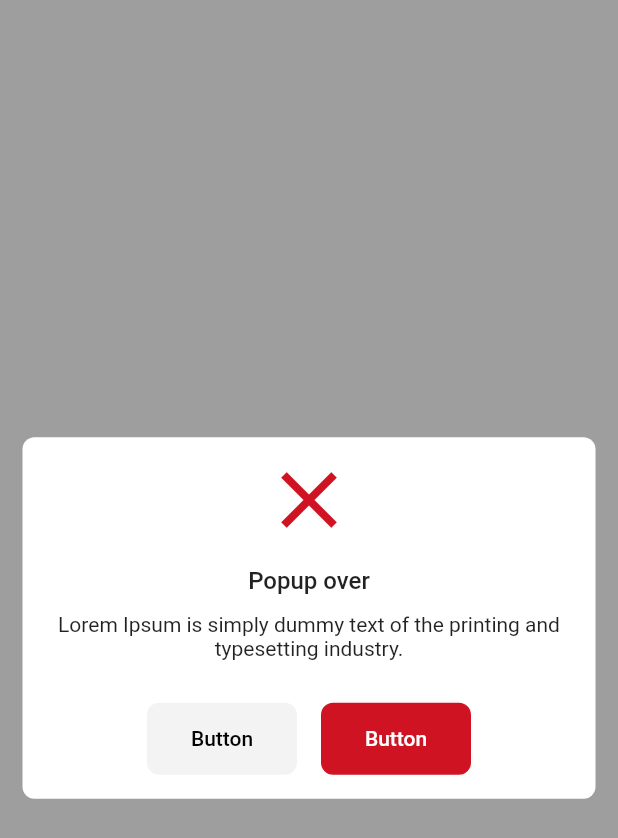
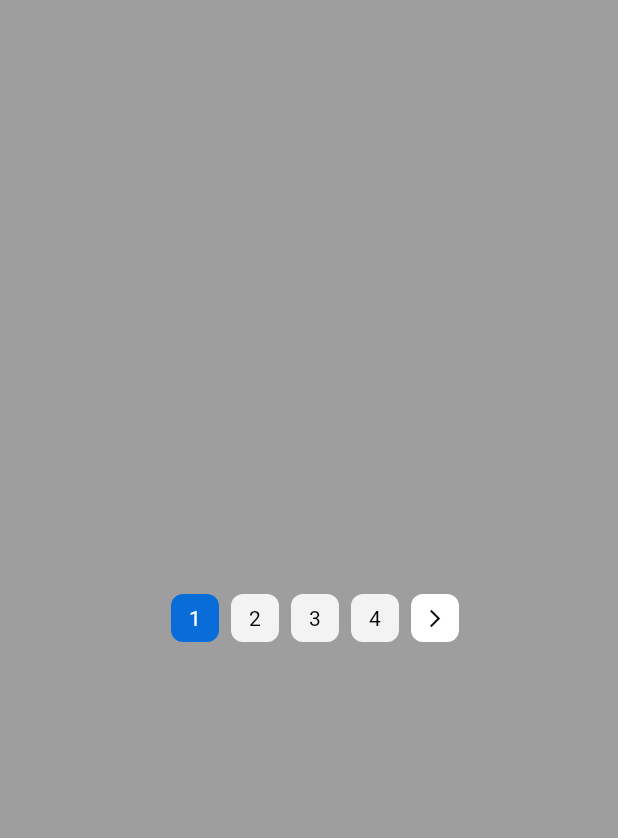
Before and after one commit to Longavtl/design_system, a Flutter app: the screen it shows after launch, on a phone screen of 412 x 824 dp. Shown: the top 838 px of the screen. Run offline on Flutter 3.47's test engine with Material 2 defaults, Android fonts, the light colour scheme and no system bars; our stand-ins replace dotted_border.

Commit message:
pagination item, pagination

```diff
--- a/lib/main.dart
+++ b/lib/main.dart
@@ -1,6 +1,8 @@
 import 'package:design_system/ui/checkbox.dart';
 import 'package:design_system/ui/contenttext.dart';
 import 'package:design_system/ui/divider.dart';
+import 'package:design_system/ui/pagination.dart';
+import 'package:design_system/ui/paginationItem.dart';
 import 'package:design_system/ui/popup.dart';
 import 'package:flutter/material.dart';
 
@@ -28,17 +30,12 @@ class _MyAppState extends State<MyApp> {
         backgroundColor: Colors.grey,
         body: SafeArea(
           child: Center(
-            child: PopUp(
-              device: Device.mobile,
-              listChild: Noti.error,
-              mediaPosition: MediaPosition.above,
-              actionView: ActionView.horizontalButton,
-              subTitle: T.no,
-              body: T.yes,
-              title: 'Popup over',
-              bodyText: 'Lorem Ipsum is simply dummy text of the printing and typesetting industry.',
-              )
-
+            child: Pagination(
+              listChild: Type.basic,
+              textField: K.no,
+              withLabel: K.no,
+              totalValue: 7,
+            )
           ),
         )
       ),
--- /dev/null
+++ b/lib/ui/pagination.dart
@@ -0,0 +1,109 @@
+import 'package:design_system/ui/paginationItem.dart';
+import 'package:flutter/material.dart';
+
+enum Type { basic, advance }
+enum K { yes, no }
+
+class Pagination extends StatefulWidget {
+
+  final int totalValue;
+  int currentValue;
+  int startValue;
+  int endValue;
+  final Type listChild;
+  final K textField;
+  final K withLabel;
+
+  Pagination({
+    this.totalValue = 5,
+    this.currentValue = 1,
+    this.startValue = 1,
+    this.endValue = 4,
+    required this.listChild,
+    required this.textField,
+    required this.withLabel
+  });
+
+  @override
+  State<Pagination> createState() => _PaginationState();
+}
+
+class _PaginationState extends State<Pagination> {
+  @override
+  Widget build(BuildContext context) {
+
+    return widget.withLabel == K.no
+    ? Container(
+      child: Row(
+        mainAxisAlignment: MainAxisAlignment.spaceBetween,
+        mainAxisSize: MainAxisSize.min,
+        children: [
+          widget.currentValue > 1 ? InkWell(
+            onTap: (){
+              setState(() {
+                widget.currentValue--;
+                if (widget.currentValue<=5 && widget.startValue > 1) {
+                  widget.startValue--;
+                  widget.endValue--;
+                };
+              });
+            },
+            child: Container(
+              width: 32,
+              height: 32,
+              decoration: BoxDecoration(
+                borderRadius: BorderRadius.circular(8.0),
+                color: Colors.white
+              ),
+              child: const Center(
+                child: Icon(Icons.arrow_back_ios_new,
+                color: Colors.black,
+                size: 14)
+              ),
+            ),
+          ) : Container(),
+          for (int i = widget.startValue; i <= widget.endValue; i++)
+            InkWell(
+              onTap: () {
+                setState(() {
+                  widget.currentValue = i;
+                });
+              },
+              child: PaginationItem(
+                status: i == widget.currentValue ? Status.active : Status.fdefault,
+                value: i.toString()
+              ),
+            ),
+            widget.currentValue < widget.totalValue ? InkWell(
+            onTap: (){
+              setState(() {
+                widget.currentValue++;
+                if (widget.currentValue>=4 && widget.endValue < widget.totalValue) {
+                  widget.startValue++;
+                  widget.endValue++;
+                };
+              });
+            },
+            child: Container(
+              margin: EdgeInsets.only(
+                left: 8.0
+              ),
+              width: 32,
+              height: 32,
+              decoration: BoxDecoration(
+                borderRadius: BorderRadius.circular(8.0),
+                color: Colors.white
+              ),
+              child: const Center(
+                child: Icon(Icons.arrow_forward_ios,
+                color: Colors.black,
+                size: 14)
+              ),
+            ),
+          ) : Container(),
+        ],
+      )
+    )
+    : Container();
+  }
+}
--- /dev/null
+++ b/lib/ui/paginationItem.dart
@@ -0,0 +1,49 @@
+import 'package:design_system/style/model/color.dart';
+import 'package:flutter/material.dart';
+
+enum Status { fdefault, active, disabled}
+
+class PaginationItem extends StatelessWidget {
+
+  final Status status;
+  final String value;
+
+  PaginationItem({
+    required this.status,
+    this.value = '1'
+  });
+
+  Color blue7 = FColor.blueList.firstWhere((element) => element.name == 'blue7').value;
+  Color grey3 = FColor.greyList.firstWhere((element) => element.name == 'grey3').value;
+  Color grey6 = FColor.greyList.firstWhere((element) => element.name == 'grey6').value;
+
+  @override
+  Widget build(BuildContext context) {
+
+    Color color = status == Status.fdefault ? grey3
+    : status == Status.active ? blue7
+    : status == Status.disabled ? grey6 : grey3;
+
+    Color textColor = status == Status.fdefault ? Colors.black : Colors.white;
+
+    return Container(
+      width: 32,
+      height: 32,
+      margin: EdgeInsets.only(
+        left: 8.0
+      ),
+      decoration: BoxDecoration(
+        borderRadius: BorderRadius.circular(8.0),
+        color: color
+      ),
+      child: Center(
+        child: Text(value,
+          style: TextStyle(
+            color: textColor,
+          ),
+        )
+      ),
+    );
+  }
+
+}
```
